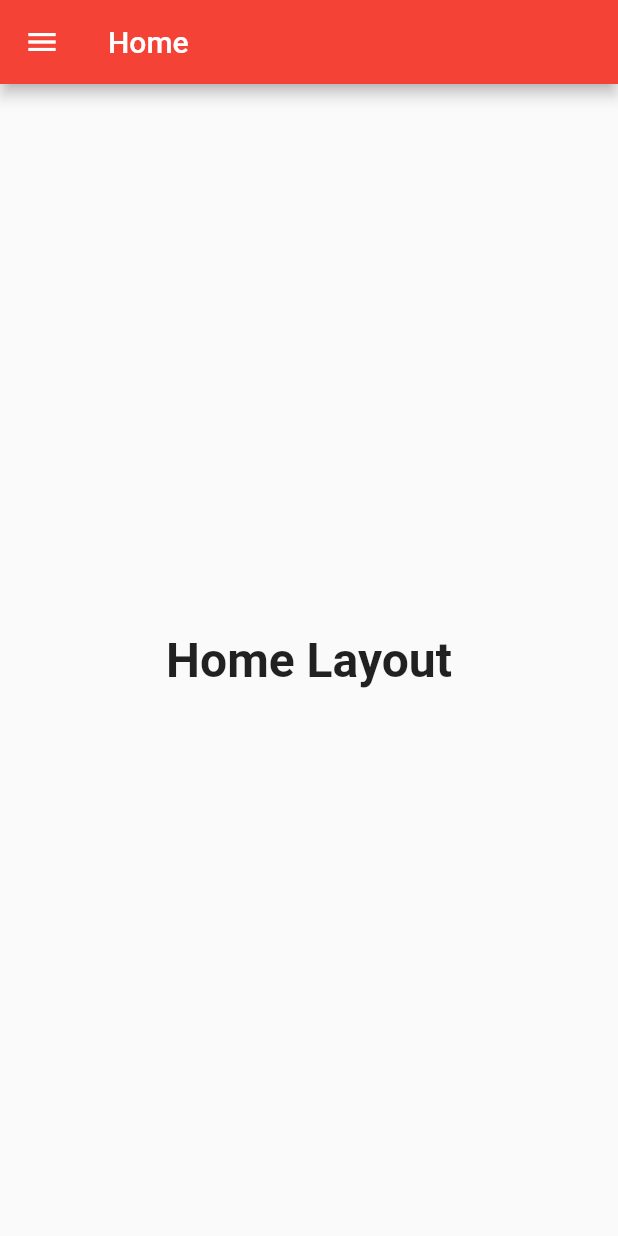
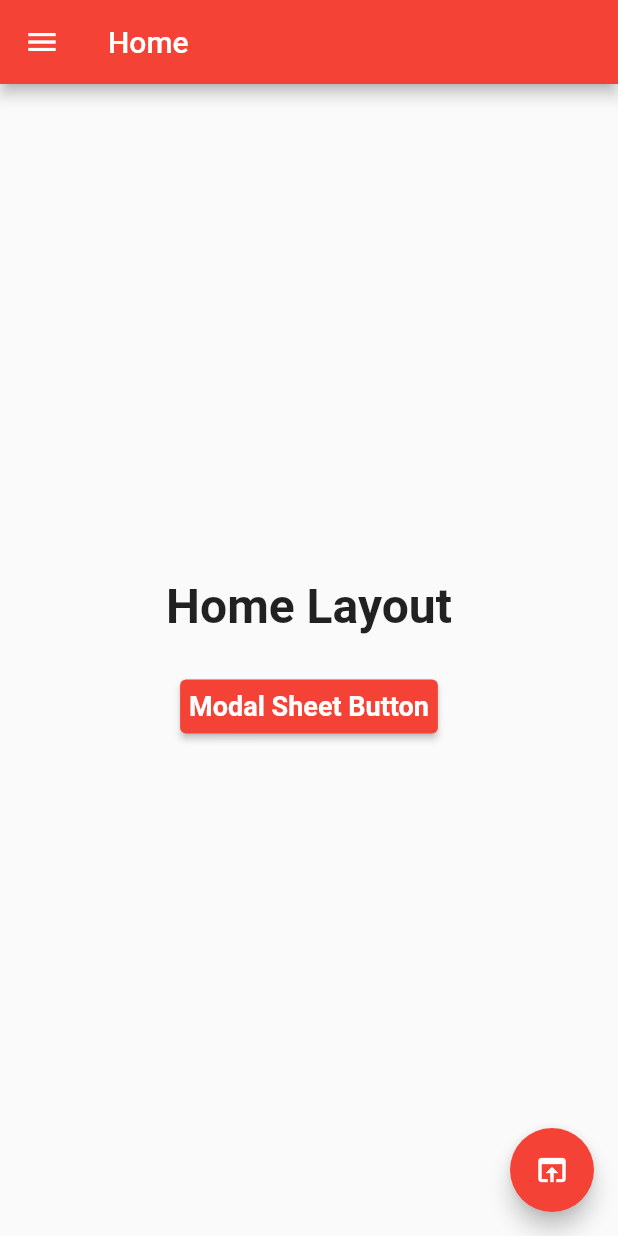
Before and after one commit to yusufrizalh/flutter-layout, a Flutter app: the screen it shows after launch, on a phone screen of 412 x 824 dp. Run offline on Flutter 3.47's test engine with Material 2 defaults, Android fonts, the phone set to English and light mode, and no system bars; missing offline and left inert: dart:html.

Commit message:
flutter bottom sheet

```diff
--- a/lib/layouts/HomeLayout.dart
+++ b/lib/layouts/HomeLayout.dart
@@ -1,4 +1,6 @@
-// ignore_for_file: prefer_const_constructors_in_immutables, prefer_const_constructors, prefer_const_literals_to_create_immutables, file_names
+// ignore_for_file: prefer_const_constructors_in_immutables, prefer_const_constructors, prefer_const_literals_to_create_immutables, file_names, unused_field, unused_element
+
+import 'dart:html';
 
 import 'package:flutter/material.dart';
 
@@ -27,6 +29,27 @@ class DisplayLayout extends StatefulWidget {
 }
 
 class _DisplayLayoutState extends State<DisplayLayout> {
+  void _showModalSheet() {
+    showModalBottomSheet(
+        context: context,
+        builder: (builder) {
+          return Container(
+            height: 200.0,
+            color: Colors.red,
+            child: Center(
+              child: Text(
+                "Modal Bottom Sheet",
+                textScaleFactor: 2,
+                style: TextStyle(
+                  color: Colors.white,
+                  fontWeight: FontWeight.bold,
+                ),
+              ),
+            ),
+          );
+        });
+  }
+
   @override
   Widget build(BuildContext context) {
     return Scaffold(
@@ -41,9 +64,58 @@ class _DisplayLayoutState extends State<DisplayLayout> {
                 fontWeight: FontWeight.bold,
               ),
             ),
+            Padding(
+              padding: EdgeInsets.all(
+                12.0,
+              ),
+            ),
+            ElevatedButton(
+              onPressed: _showModalSheet,
+              style: ElevatedButton.styleFrom(
+                primary: Colors.red,
+                padding: EdgeInsets.all(
+                  6.0,
+                ),
+                textStyle: TextStyle(
+                  color: Colors.white,
+                  fontSize: 18.0,
+                  fontWeight: FontWeight.bold,
+                ),
+              ),
+              child: Text(
+                'Modal Sheet Button',
+              ),
+            ),
           ],
         ),
       ),
+      floatingActionButton: ShowBottomSheet(),
     );
   }
 }
+
+class ShowBottomSheet extends StatelessWidget {
+  const ShowBottomSheet({Key? key}) : super(key: key);
+
+  @override
+  Widget build(BuildContext context) {
+    return FloatingActionButton(
+      backgroundColor: Colors.red,
+      child: Icon(
+        Icons.open_in_browser,
+        color: Colors.white,
+      ),
+      onPressed: () {
+        showBottomSheet(
+          context: context,
+          builder: (context) {
+            return Container(
+              color: Colors.grey[300],
+              height: 350.0,
+            );
+          },
+        );
+      },
+    );
+  }
+}
```
Also changed, not shown: lib/layouts/GalleryLayout.dart (+5 -2 lines).
